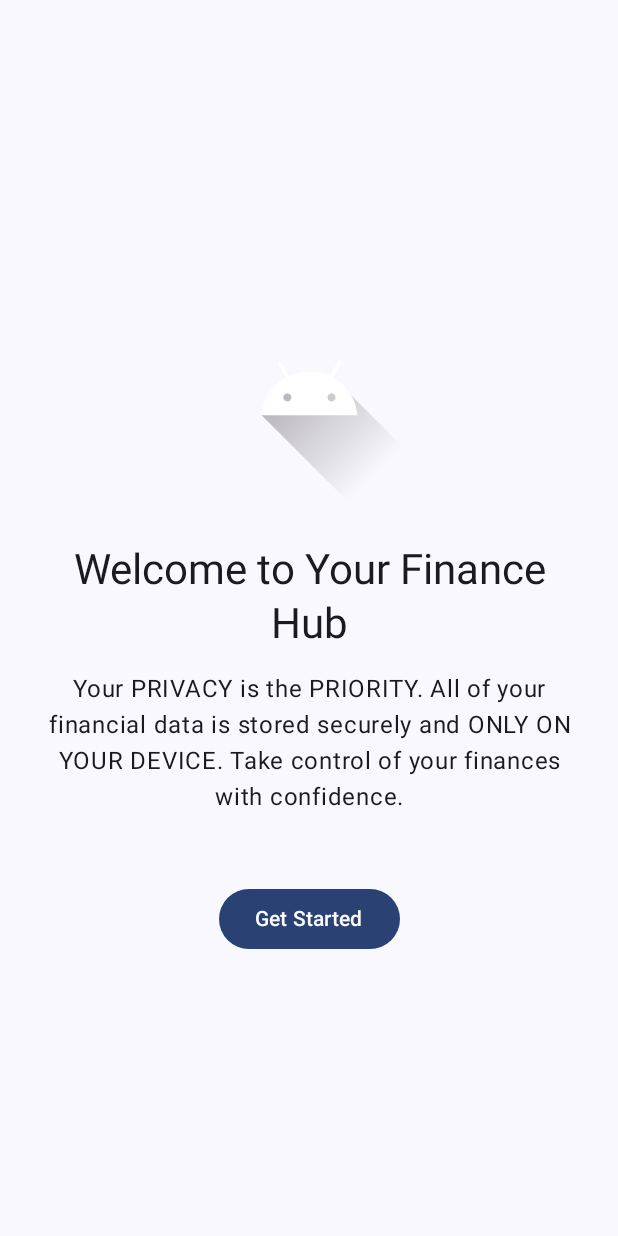
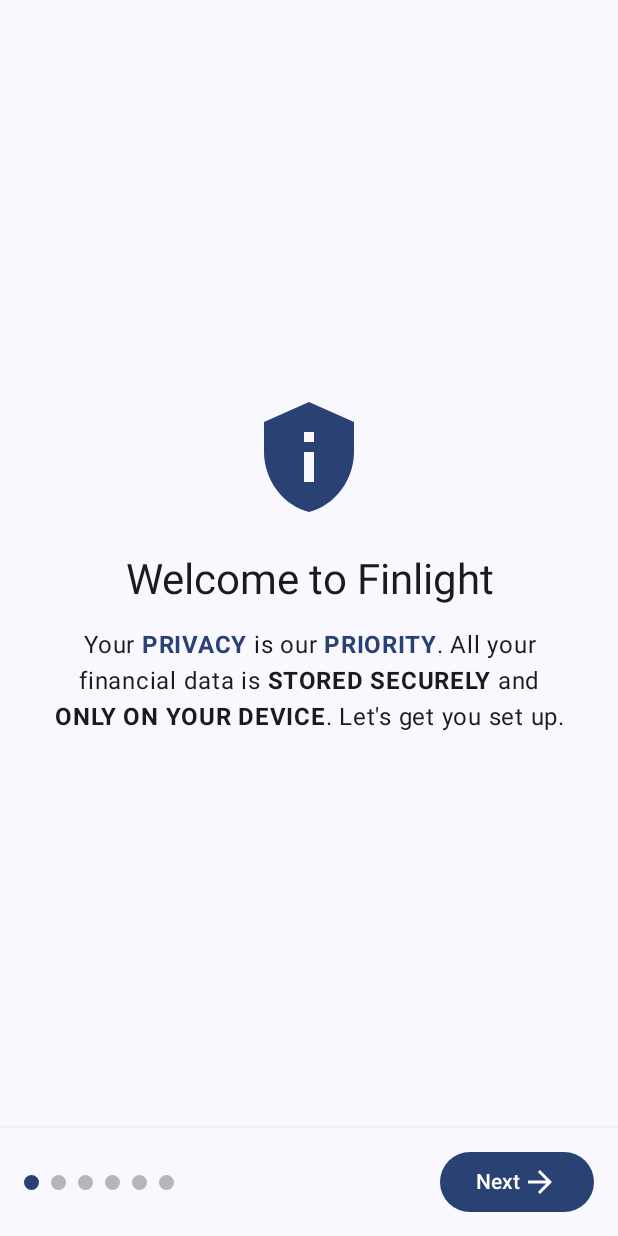
Before and after one commit to PrajwalMadhyastha/PersonalFinanceApp-Android, an Android app built with Jetpack Compose: the screen it shows after launch (MainActivity), on a phone screen of 412 x 824 dp. Run offline under Robolectric (Android 15) with nearby library versions, the phone set to English and light mode, and no system bars; our stand-ins replace Room's generated code.

Commit message:
feat(android): Create multi-page onboarding flow using HorizontalPager

```diff
--- /dev/null
+++ b/app/src/main/java/OnboardingViewModel.kt
@@ -0,0 +1,98 @@
+// FILE: app/src/main/java/io/pm/finlight/OnboardingViewModel.kt
+
+package io.pm.finlight
+
+import androidx.lifecycle.ViewModel
+import androidx.lifecycle.viewModelScope
+import kotlinx.coroutines.flow.MutableStateFlow
+import kotlinx.coroutines.flow.asStateFlow
+import kotlinx.coroutines.flow.update
+import kotlinx.coroutines.launch
+
+// Data class to manage the state of categories during onboarding
+data class SelectableCategory(val name: String, var isSelected: Boolean)
+
+class OnboardingViewModel(
+    private val accountRepository: AccountRepository,
+    private val categoryRepository: CategoryRepository,
+    // --- NEW: Add SettingsRepository dependency ---
+    private val settingsRepository: SettingsRepository
+) : ViewModel() {
+
+    // --- State for Account Setup ---
+    private val _accounts = MutableStateFlow<List<Account>>(emptyList())
+    val accounts = _accounts.asStateFlow()
+
+    // --- State for Category Setup ---
+    private val _categories = MutableStateFlow<List<SelectableCategory>>(
+        listOf(
+            SelectableCategory("Groceries", true),
+            SelectableCategory("Food", true),
+            SelectableCategory("Transportation", true),
+            SelectableCategory("Utilities", true),
+            SelectableCategory("Rent", false),
+            SelectableCategory("Shopping", false),
+            SelectableCategory("Entertainment", false),
+            SelectableCategory("Salary", true)
+        )
+    )
+    val categories = _categories.asStateFlow()
+
+    // --- NEW: State for Budget Setup ---
+    private val _monthlyBudget = MutableStateFlow("")
+    val monthlyBudget = _monthlyBudget.asStateFlow()
+
+    fun addAccount(name: String, type: String) {
+        if (name.isNotBlank() && type.isNotBlank()) {
+            val newAccount = Account(name = name, type = type)
+            _accounts.update { it + newAccount }
+        }
+    }
+
+    fun removeAccount(account: Account) {
+        _accounts.update { it - account }
+    }
+
+    fun toggleCategorySelection(categoryName: String) {
+        _categories.update { currentCategories ->
+            currentCategories.map {
+                if (it.name == categoryName) {
+                    it.copy(isSelected = !it.isSelected)
+                } else {
+                    it
+                }
+            }
+        }
+    }
+
+    // --- NEW: Function to update budget state ---
+    fun onBudgetChanged(newBudget: String) {
+        // Allow only digits
+        if (newBudget.all { it.isDigit() }) {
+            _monthlyBudget.value = newBudget
+        }
+    }
+
+    /**
+     * Saves the initial accounts, categories, and budget to the database and preferences.
+     */
+    fun finishOnboarding() {
+        viewModelScope.launch {
+            // Save Accounts
+            _accounts.value.forEach { account ->
+                accountRepository.insert(account)
+            }
+
+            // Save selected Categories
+            _categories.value.filter { it.isSelected }.forEach { selectableCategory ->
+                categoryRepository.insert(Category(name = selectableCategory.name))
+            }
+
+            // --- NEW: Save the monthly budget ---
+            val budgetFloat = _monthlyBudget.value.toFloatOrNull() ?: 0f
+            if (budgetFloat > 0) {
+                settingsRepository.saveOverallBudgetForCurrentMonth(budgetFloat)
+            }
+        }
+    }
+}
--- /dev/null
+++ b/app/src/main/java/OnboardingViewModelFactory.kt
@@ -0,0 +1,28 @@
+// FILE: app/src/main/java/io/pm/finlight/OnboardingViewModelFactory.kt
+
+package io.pm.finlight
+
+import android.app.Application
+import androidx.lifecycle.ViewModel
+import androidx.lifecycle.ViewModelProvider
+
+/**
+ * Factory for creating an OnboardingViewModel with a constructor that takes an Application.
+ * This is necessary to provide the repositories to the ViewModel.
+ */
+class OnboardingViewModelFactory(private val application: Application) : ViewModelProvider.Factory {
+    override fun <T : ViewModel> create(modelClass: Class<T>): T {
+        if (modelClass.isAssignableFrom(OnboardingViewModel::class.java)) {
+            val db = AppDatabase.getInstance(application)
+            val accountRepository = AccountRepository(db.accountDao())
+            val categoryRepository = CategoryRepository(db.categoryDao())
+            // --- NEW: Create SettingsRepository dependency ---
+            val settingsRepository = SettingsRepository(application)
+
+            @Suppress("UNCHECKED_CAST")
+            // --- UPDATED: Pass SettingsRepository to ViewModel ---
+            return OnboardingViewModel(accountRepository, categoryRepository, settingsRepository) as T
+        }
+        throw IllegalArgumentException("Unknown ViewModel class")
+    }
+}
--- a/app/src/main/java/io/pm/finlight/MainActivity.kt
+++ b/app/src/main/java/io/pm/finlight/MainActivity.kt
@@ -46,7 +46,6 @@
         enableEdgeToEdge()
 
         val settingsRepository = SettingsRepository(this)
-        val initialLockStatus = settingsRepository.isAppLockEnabledBlocking()
         val hasSeenOnboarding = settingsRepository.hasSeenOnboarding()
 
         setContent {
@@ -54,12 +53,17 @@
                 var showOnboarding by remember { mutableStateOf(!hasSeenOnboarding) }
 
                 if (showOnboarding) {
-                    OnboardingScreen(onGetStarted = {
-                        settingsRepository.setHasSeenOnboarding(true)
-                        showOnboarding = false
-                    })
+                    // --- UPDATED LOGIC TO LAUNCH NEW ONBOARDING FLOW ---
+                    val onboardingViewModel: OnboardingViewModel = viewModel(factory = OnboardingViewModelFactory(application))
+                    OnboardingScreen(
+                        viewModel = onboardingViewModel,
+                        onOnboardingFinished = {
+                            settingsRepository.setHasSeenOnboarding(true)
+                            showOnboarding = false
+                        }
+                    )
                 } else {
-                    FinanceAppWithLockScreen(isInitiallyLocked = initialLockStatus)
+                    FinanceAppWithLockScreen(isInitiallyLocked = settingsRepository.isAppLockEnabledBlocking())
                 }
             }
         }
--- a/app/src/main/java/io/pm/finlight/ui/screens/OnboardingScreen.kt
+++ b/app/src/main/java/io/pm/finlight/ui/screens/OnboardingScreen.kt
@@ -1,56 +1,116 @@
+// FILE: app/src/main/java/io/pm/finlight/ui/screens/OnboardingScreen.kt
+
 package io.pm.finlight.ui.screens
 
-import androidx.compose.foundation.Image
-import androidx.compose.foundation.layout.Arrangement
-import androidx.compose.foundation.layout.Column
-import androidx.compose.foundation.layout.Spacer
-import androidx.compose.foundation.layout.fillMaxSize
-import androidx.compose.foundation.layout.height
-import androidx.compose.foundation.layout.padding
-import androidx.compose.foundation.layout.size
-import androidx.compose.material3.Button
-import androidx.compose.material3.MaterialTheme
-import androidx.compose.material3.Surface
-import androidx.compose.material3.Text
+import androidx.compose.foundation.ExperimentalFoundationApi
+import androidx.compose.foundation.background
+import androidx.compose.foundation.layout.*
+import androidx.compose.foundation.pager.HorizontalPager
+import androidx.compose.foundation.pager.PagerState
+import androidx.compose.foundation.pager.rememberPagerState
+import androidx.compose.foundation.shape.CircleShape
+import androidx.compose.material.icons.Icons
+import androidx.compose.material.icons.automirrored.filled.ArrowForward
+import androidx.compose.material3.*
 import androidx.compose.runtime.Composable
+import androidx.compose.runtime.rememberCoroutineScope
 import androidx.compose.ui.Alignment
 import androidx.compose.ui.Modifier
-import androidx.compose.ui.res.painterResource
-import androidx.compose.ui.text.style.TextAlign
+import androidx.compose.ui.draw.clip
 import androidx.compose.ui.unit.dp
-import io.pm.finlight.R
+import io.pm.finlight.OnboardingViewModel
+import kotlinx.coroutines.launch
 
+@OptIn(ExperimentalFoundationApi::class)
 @Composable
-fun OnboardingScreen(onGetStarted: () -> Unit) {
-    Surface(modifier = Modifier.fillMaxSize()) {
-        Column(
+fun OnboardingScreen(viewModel: OnboardingViewModel, onOnboardingFinished: () -> Unit) {
+    // --- UPDATED: Page count is now 6 ---
+    val pagerState = rememberPagerState { 6 }
+    val scope = rememberCoroutineScope()
+
+    Scaffold(
+        bottomBar = {
+            OnboardingBottomBar(
+                pagerState = pagerState,
+                onNextClicked = {
+                    scope.launch {
+                        pagerState.animateScrollToPage(pagerState.currentPage + 1)
+                    }
+                },
+                onFinishClicked = {
+                    viewModel.finishOnboarding()
+                    onOnboardingFinished()
+                }
+            )
+        }
+    ) { innerPadding ->
+        HorizontalPager(
+            state = pagerState,
             modifier = Modifier
                 .fillMaxSize()
-                .padding(32.dp),
-            horizontalAlignment = Alignment.CenterHorizontally,
-            verticalArrangement = Arrangement.Center
-        ) {
-            Image(
-                painter = painterResource(id = R.drawable.ic_launcher_foreground),
-                contentDescription = "App Icon",
-                modifier = Modifier.size(150.dp)
-            )
-            Spacer(modifier = Modifier.height(24.dp))
-            Text(
-                text = "Welcome to Your Finance Hub",
-                style = MaterialTheme.typography.headlineMedium,
-                textAlign = TextAlign.Center
-            )
-            Spacer(modifier = Modifier.height(16.dp))
-            Text(
-                text = "Your PRIVACY is the PRIORITY. All of your financial data is stored securely and ONLY ON YOUR DEVICE. Take control of your finances with confidence.",
-                style = MaterialTheme.typography.bodyLarge,
-                textAlign = TextAlign.Center
-            )
-            Spacer(modifier = Modifier.height(48.dp))
-            Button(onClick = onGetStarted) {
-                Text("Get Started")
+                .padding(innerPadding)
+        ) { page ->
+            // --- UPDATED: New page order with split permissions ---
+            when (page) {
+                0 -> WelcomePage()
+                1 -> AccountSetupPage(viewModel)
+                2 -> CategorySetupPage(viewModel)
+                3 -> BudgetSetupPage(viewModel)
+                4 -> SmsPermissionPage()
+                5 -> NotificationPermissionPage(onFinish = {
+                    viewModel.finishOnboarding()
+                    onOnboardingFinished()
+                })
             }
         }
     }
 }
+
+@OptIn(ExperimentalFoundationApi::class)
+@Composable
+fun OnboardingBottomBar(
+    pagerState: PagerState,
+    onNextClicked: () -> Unit,
+    onFinishClicked: () -> Unit
+) {
+    Surface(shadowElevation = 8.dp) {
+        Row(
+            modifier = Modifier
+                .fillMaxWidth()
+                .padding(horizontal = 16.dp, vertical = 12.dp),
+            verticalAlignment = Alignment.CenterVertically,
+            horizontalArrangement = Arrangement.SpaceBetween
+        ) {
+            PageIndicator(pageCount = pagerState.pageCount, currentPage = pagerState.currentPage)
+
+            if (pagerState.currentPage < pagerState.pageCount - 1) {
+                Button(onClick = onNextClicked) {
+                    Text("Next")
+                    Icon(Icons.AutoMirrored.Filled.ArrowForward, contentDescription = "Next Page")
+                }
+            } else {
+                Button(onClick = onFinishClicked) {
+                    Text("Finish Setup")
+                }
+            }
+        }
+    }
+}
+
+@Composable
+fun PageIndicator(pageCount: Int, currentPage: Int) {
+    Row(
+        horizontalArrangement = Arrangement.spacedBy(8.dp),
+        verticalAlignment = Alignment.CenterVertically
+    ) {
+        repeat(pageCount) { iteration ->
+            val color = if (currentPage == iteration) MaterialTheme.colorScheme.primary else MaterialTheme.colorScheme.onSurface.copy(alpha = 0.3f)
+            Box(
+                modifier = Modifier
+                    .size(10.dp)
+                    .clip(CircleShape)
+                    .background(color)
+            )
+        }
+    }
+}
```
Also changed, not shown: app/src/main/java/io/pm/finlight/ui/screens/OnboardingPages.kt (added, +296 -0 lines).
